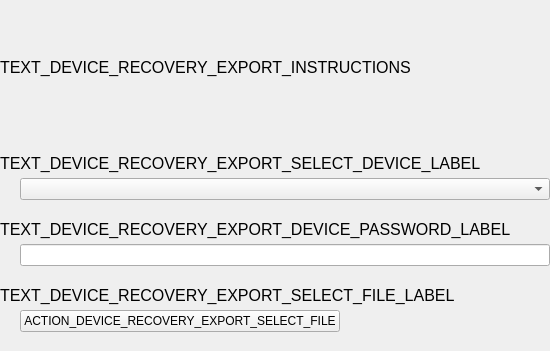
This is parsec/core/gui/forms/device_recovery_export_page1_widget.ui in Scille/parsec-cloud as Qt 5 draws it before an edit. The edited form follows.
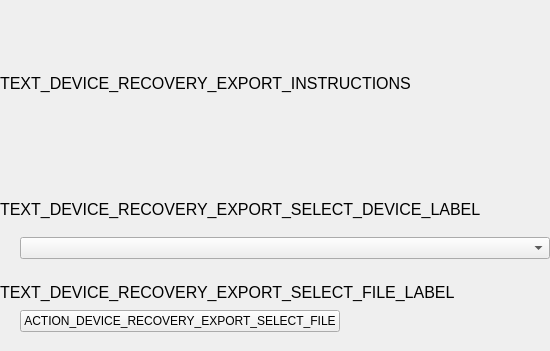
This is the edited form.

```diff
--- a/parsec/core/gui/forms/device_recovery_export_page1_widget.ui
+++ b/parsec/core/gui/forms/device_recovery_export_page1_widget.ui
@@ -88,39 +88,6 @@
        </item>
       </layout>
      </item>
-     <item>
-      <layout class="QVBoxLayout" name="verticalLayout_3">
-       <property name="spacing">
-        <number>5</number>
-       </property>
-       <item>
-        <widget class="QLabel" name="label_2">
-         <property name="font">
-          <font>
-           <pointsize>12</pointsize>
-          </font>
-         </property>
-         <property name="text">
-          <string>TEXT_DEVICE_RECOVERY_EXPORT_DEVICE_PASSWORD_LABEL</string>
-         </property>
-        </widget>
-       </item>
-       <item>
-        <layout class="QHBoxLayout" name="horizontalLayout_4">
-         <property name="leftMargin">
-          <number>20</number>
-         </property>
-         <item>
-          <widget class="QLineEdit" name="edit_password">
-           <property name="echoMode">
-            <enum>QLineEdit::Password</enum>
-           </property>
-          </widget>
-         </item>
-        </layout>
-       </item>
-      </layout>
-     </item>
      <item>
       <layout class="QVBoxLayout" name="verticalLayout_4">
        <property name="spacing">
```
